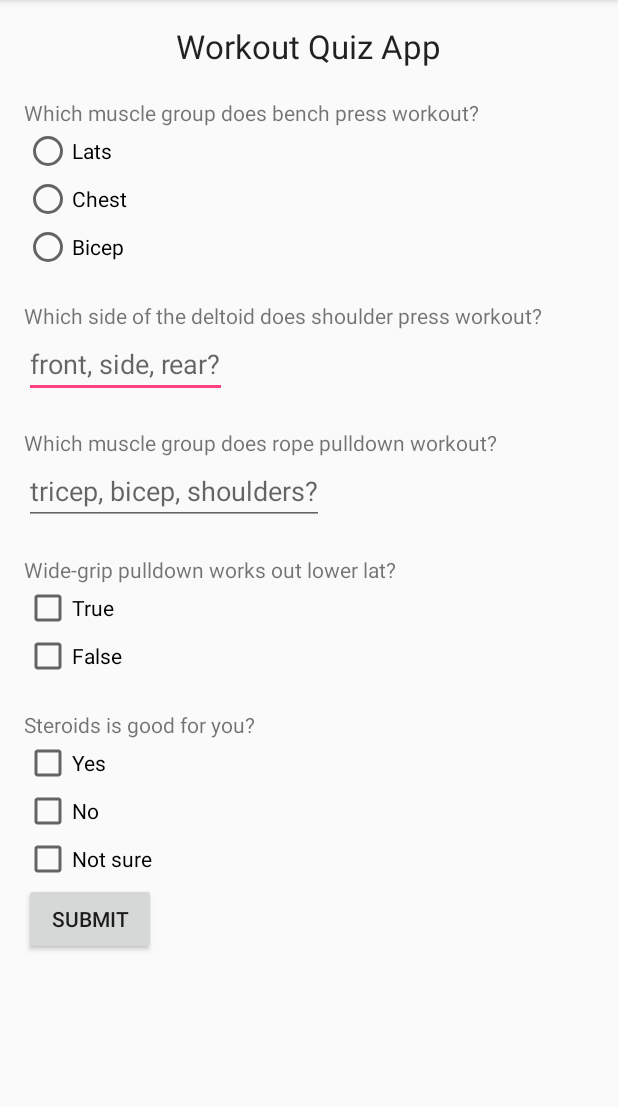
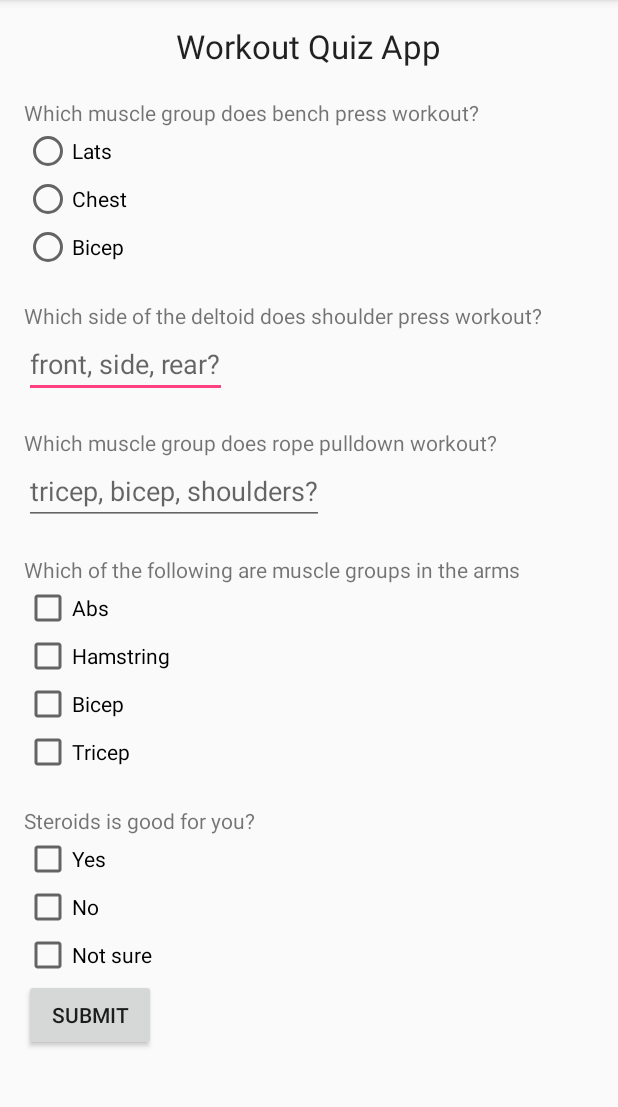
Before and after one commit to bwong199/Udacity-Android-Basic-Quiz-App, an Android app: the screen it shows after launch (MainActivity), on a phone screen of 412 x 824 dp, the part 84-1191 px from its top. Run offline under Robolectric (Android 15) with nearby library versions, the phone set to English and light mode, and no system bars.

```diff
--- a/app/src/main/java/com/benwong/udacityquiz/MainActivity.java
+++ b/app/src/main/java/com/benwong/udacityquiz/MainActivity.java
@@ -27,13 +27,16 @@ public class MainActivity extends AppCompatActivity {
 
     private EditText q2Input;
     private EditText q3Input;
-    private CheckBox q4InputT;
-    private CheckBox q4InputF;
+    private CheckBox q4CheckboxAbs;
+    private CheckBox q4CheckboxHamstring;
+    private CheckBox q4CheckboxBicep;
+    private CheckBox q4CheckboxTricep;
+
     private CheckBox q5InputT;
     private CheckBox q5InputF;
     private CheckBox q5InputM;
     private Button submitButton;
-    private int score;
+    private int mScore;
 
     @Override
     protected void onCreate(Bundle savedInstanceState) {
@@ -48,8 +51,12 @@ public class MainActivity extends AppCompatActivity {
 
         q2Input = (EditText)findViewById(R.id.q2Answer);
         q3Input = (EditText)findViewById(R.id.q3Answer);
-        q4InputT = (CheckBox)findViewById(R.id.q4AnswerT);
-        q4InputF = (CheckBox)findViewById(R.id.q4AnswerF);
+        q4CheckboxAbs = (CheckBox)findViewById(R.id.q4AnswerAbs);
+        q4CheckboxHamstring = (CheckBox)findViewById(R.id.q4AnswerHamstring);
+        q4CheckboxBicep = (CheckBox)findViewById(R.id.q4AnswerBicep);
+        q4CheckboxTricep = (CheckBox)findViewById(R.id.q4AnswerTricep);
+
+
         q5InputT = (CheckBox)findViewById(R.id.q5AnswerT);
         q5InputF = (CheckBox)findViewById(R.id.q5AnswerF);
         q5InputM = (CheckBox)findViewById(R.id.q5AnswerM);
@@ -59,7 +66,7 @@ public class MainActivity extends AppCompatActivity {
         final int selectedId = radioButtonGroup.getCheckedRadioButtonId();
         selectedRadioBtn = (RadioButton) findViewById(selectedId);
 
-        score = 5;
+        mScore = 5;
 
         radioButtonGroup.setOnCheckedChangeListener(new RadioGroup.OnCheckedChangeListener() {
             @Override
@@ -79,23 +86,11 @@ public class MainActivity extends AppCompatActivity {
                 q2Answer = String.valueOf(q2Input.getText());
                 q3Answer = String.valueOf(q3Input.getText());
 
-                if(q4InputT.isChecked() && !q4InputF.isChecked()) {
+                if(q4CheckboxBicep.isChecked() && q4CheckboxTricep.isChecked() && !q4CheckboxHamstring.isChecked() && !q4CheckboxAbs.isChecked()) {
                     q4Answer = "true";
                 }else{
                     q4Answer="false";
                 }
-
-
-//                if(q4InputT.isChecked()){
-//                    q4Answer = "true";
-//                    q4InputF.setChecked(false);
-//                }
-//
-//
-//                if(q4InputF.isChecked()){
-//                    q4Answer = "false";
-//                    q4InputT.setChecked(false);
-//                }
 
 
                 if(q5InputT.isChecked() && !q5InputF.isChecked()){
@@ -109,51 +104,48 @@ public class MainActivity extends AppCompatActivity {
                     q5Answer = "maybe";
                 }
 
-//                if(q5InputF.isChecked()){
-//                    q5Answer = "no";
-//                    q5InputT.setChecked(false);
-//                }
 
                 System.out.println(q1Answer);
                 System.out.println(q2Answer);
                 System.out.println(q3Answer);
                 System.out.println(q4Answer);
                 System.out.println(q5Answer);
-                System.out.println(score);
+                System.out.println(mScore);
 
                 if(!q1Answer.equals(null)  ||!q2Answer.equals(null)  ||!q3Answer.equals(null)  ||!q4Answer.equals(null)  || !q5Answer.equals(null)){
                     if(!(q1Answer.equals("Chest"))){
                         Toast.makeText(getApplicationContext(), "Bench press works out chest", Toast.LENGTH_SHORT).show();
-                        score = score - 1;
+                        mScore = mScore - 1;
                     }
 
-                    if(!(q2Answer.equals("tricep"))){
+                    if(!(q2Answer.equalsIgnoreCase("tricep"))){
                         Toast.makeText(getApplicationContext(), "Rope pulldown works out tricep", Toast.LENGTH_SHORT).show();
-                        score = score - 1;
+                        mScore = mScore - 1;
                     }
 
-                    if(!(q3Answer.equals("front"))){
+                    if(!(q3Answer.equalsIgnoreCase("front"))){
                         Toast.makeText(getApplicationContext(), "Shoulder press works out front delt", Toast.LENGTH_SHORT).show();
-                        score = score - 1;
+                        mScore = mScore - 1;
                     }
 
-                    if(!(q4Answer.equals("true"))){
-                        Toast.makeText(getApplicationContext(), "Shoulder press works out front delt", Toast.LENGTH_SHORT).show();
-                        score = score - 1;
+                    if(!(q4Answer.equalsIgnoreCase("true"))){
+                        Toast.makeText(getApplicationContext(), "Biceps and triceps are muscles in the arm.", Toast.LENGTH_SHORT).show();
+                        mScore = mScore - 1;
                     }
 
-                    if(!(q5Answer.equals("no"))){
+                    if(!(q5Answer.equalsIgnoreCase("no"))){
                         Toast.makeText(getApplicationContext(), "Don't roid. It's not good for you.", Toast.LENGTH_SHORT).show();
-                        score = score - 1;
+                        mScore = mScore - 1;
                     }
 
-                    if(q5Answer.equals("maybe")){
+                    if(q5Answer.equalsIgnoreCase("maybe")){
                         Toast.makeText(getApplicationContext(), "Maybe some cycle your roid to get a bit of size :)", Toast.LENGTH_SHORT).show();
                     }
 
-                    Toast.makeText(getApplicationContext(), "Your score is " + score + " out of 5", Toast.LENGTH_SHORT).show();
+                    Toast.makeText(getApplicationContext(), "Your mScore is " + mScore + " out of 5", Toast.LENGTH_SHORT).show();
 
-                    System.out.println(score);
+                    System.out.println(mScore);
+                    mScore = 5;
                 }
             }
         });
--- a/app/src/main/res/layout/activity_main.xml
+++ b/app/src/main/res/layout/activity_main.xml
@@ -112,32 +112,42 @@
                     android:layout_alignParentStart="true"
                     android:layout_below="@+id/q3Answer"
                     android:layout_marginTop="20dp"
-                    android:text="Wide-grip pulldown works out lower lat?"/>
+                    android:text="Which of the following are muscle groups in the arms"/>
                 <CheckBox
-                    android:id="@+id/q4AnswerT"
+                    android:id="@+id/q4AnswerAbs"
                     android:layout_width="wrap_content"
                     android:layout_height="wrap_content"
                     android:layout_alignParentLeft="true"
                     android:layout_alignParentStart="true"
                     android:layout_below="@+id/q4TV"
                     android:checked="false"
-                    android:text="True"/>
+                    android:text="Abs"/>
                 <CheckBox
-                    android:id="@+id/q4AnswerF"
+                    android:id="@+id/q4AnswerHamstring"
                     android:layout_width="wrap_content"
                     android:layout_height="wrap_content"
                     android:layout_above="@+id/q5TV"
-                    android:layout_toEndOf="@+id/q4AnswerT"
-                    android:layout_toRightOf="@+id/q4AnswerT"
+                    android:layout_toEndOf="@+id/q4AnswerAbs"
+                    android:layout_toRightOf="@+id/q4AnswerAbs"
                     android:checked="false"
-                    android:text="False"/>
+                    android:text="Hamstring"/>
+                <CheckBox
+                    android:layout_width="wrap_content"
+                    android:layout_height="wrap_content"
+                    android:text="Bicep"
+                    android:id="@+id/q4AnswerBicep" android:checked="false"/>
+                <CheckBox
+                    android:layout_width="wrap_content"
+                    android:layout_height="wrap_content"
+                    android:text="Tricep"
+                    android:id="@+id/q4AnswerTricep" android:checked="false"/>
                 <TextView
                     android:id="@+id/q5TV"
                     android:layout_width="wrap_content"
                     android:layout_height="wrap_content"
                     android:layout_alignParentLeft="true"
                     android:layout_alignParentStart="true"
-                    android:layout_below="@+id/q4AnswerT"
+                    android:layout_below="@+id/q4AnswerAbs"
                     android:layout_marginTop="20dp"
                     android:text="Steroids is good for you?"/>
                 <CheckBox
```
